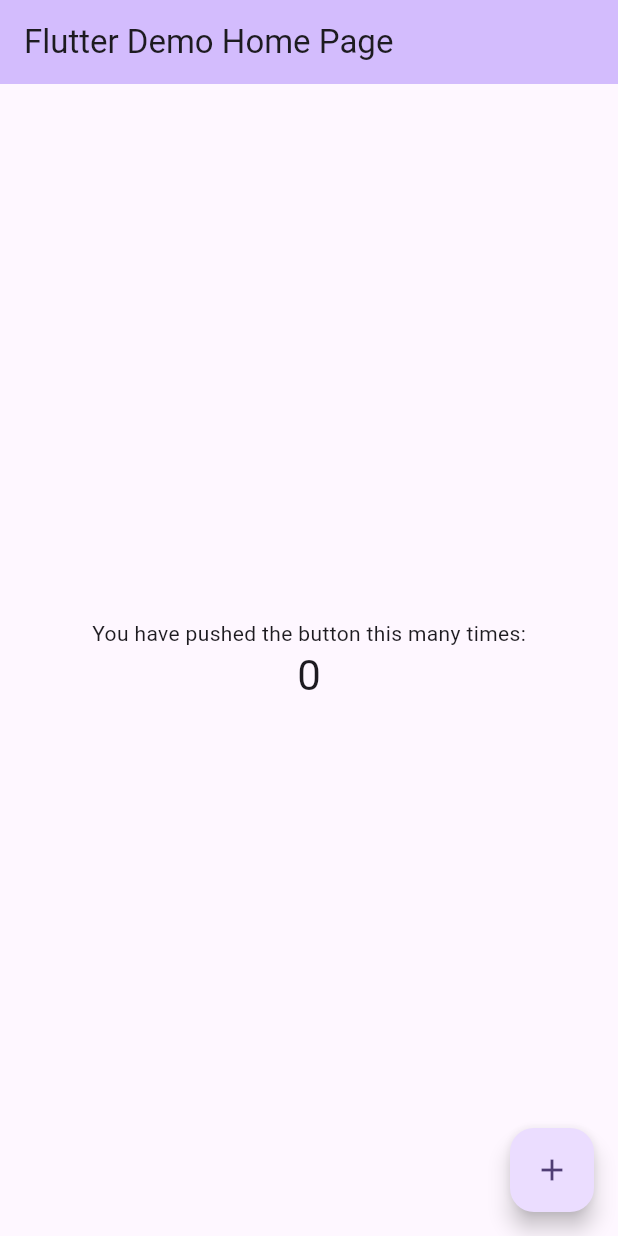
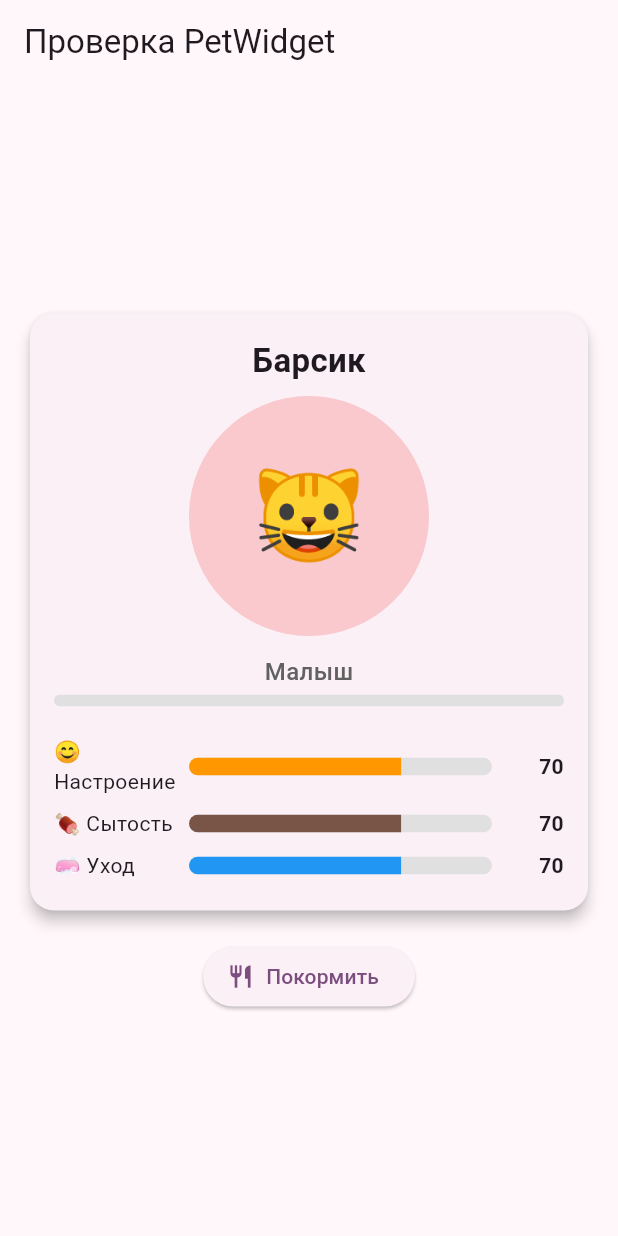
Before and after one commit to ahmadeevadiana5-art/pet_budget_app, a Flutter app: the screen it shows after launch, on a phone screen of 412 x 824 dp. Run offline on Flutter 3.47's test engine with Material 3 defaults, Android fonts, the light colour scheme and no system bars.

Commit message:
PetWidget: отображение питомца

```diff
--- a/lib/main.dart
+++ b/lib/main.dart
@@ -1,4 +1,8 @@
 import 'package:flutter/material.dart';
+import 'game/pet/pet.dart';
+import 'game/pet/pet_manager.dart';
+import 'game/pet/in_memory_pet_storage.dart';
+import 'ui/widgets/pet_widget.dart';
 
 void main() {
   runApp(const MyApp());
@@ -7,115 +11,76 @@ void main() {
 class MyApp extends StatelessWidget {
   const MyApp({super.key});
 
-  // This widget is the root of your application.
   @override
   Widget build(BuildContext context) {
     return MaterialApp(
-      title: 'Flutter Demo',
+      title: 'Pet Budget App',
       theme: ThemeData(
-        // This is the theme of your application.
-        //
-        // TRY THIS: Try running your application with "flutter run". You'll see
-        // the application has a purple toolbar. Then, without quitting the app,
-        // try changing the seedColor in the colorScheme below to Colors.green
-        // and then invoke "hot reload" (save your changes or press the "hot
-        // reload" button in a Flutter-supported IDE, or press "r" if you used
-        // the command line to start the app).
-        //
-        // Notice that the counter didn't reset back to zero; the application
-        // state is not lost during the reload. To reset the state, use hot
-        // restart instead.
-        //
-        // This works for code too, not just values: Most code changes can be
-        // tested with just a hot reload.
-        colorScheme: .fromSeed(seedColor: Colors.deepPurple),
+        colorScheme: ColorScheme.fromSeed(seedColor: Colors.purple),
+        useMaterial3: true,
       ),
-      home: const MyHomePage(title: 'Flutter Demo Home Page'),
+      home: const HomePage(),
     );
   }
 }
 
-class MyHomePage extends StatefulWidget {
-  const MyHomePage({super.key, required this.title});
-
-  // This widget is the home page of your application. It is stateful, meaning
-  // that it has a State object (defined below) that contains fields that affect
-  // how it looks.
-
-  // This class is the configuration for the state. It holds the values (in this
-  // case the title) provided by the parent (in this case the App widget) and
-  // used by the build method of the State. Fields in a Widget subclass are
-  // always marked "final".
-
-  final String title;
+/// Временный экран для проверки PetWidget.
+/// В финале его заменит настоящий HomeScreen (Маша).
+class HomePage extends StatefulWidget {
+  const HomePage({super.key});
 
   @override
-  State<MyHomePage> createState() => _MyHomePageState();
+  State<HomePage> createState() => _HomePageState();
 }
 
-class _MyHomePageState extends State<MyHomePage> {
-  int _counter = 0;
+class _HomePageState extends State<HomePage> {
+  late PetManager _manager;
+  Pet? _pet;
 
-  void _incrementCounter() {
-    setState(() {
-      // This call to setState tells the Flutter framework that something has
-      // changed in this State, which causes it to rerun the build method below
-      // so that the display can reflect the updated values. If we changed
-      // _counter without calling setState(), then the build method would not be
-      // called again, and so nothing would appear to happen.
-      _counter++;
-    });
+  @override
+  void initState() {
+    super.initState();
+    _manager = PetManager(storage: InMemoryPetStorage());
+    _createTestPet();
+  }
+
+  Future<void> _createTestPet() async {
+    final pet = await _manager.createPet(
+      id: '1',
+      type: PetType.cat,
+      color: PetColor.red,
+      name: 'Барсик',
+    );
+    setState(() => _pet = pet);
+  }
+
+  Future<void> _feed() async {
+    final pet = await _manager.feed();
+    setState(() => _pet = pet);
   }
 
   @override
   Widget build(BuildContext context) {
-    // This method is rerun every time setState is called, for instance as done
-    // by the _incrementCounter method above.
-    //
-    // The Flutter framework has been optimized to make rerunning build methods
-    // fast, so that you can just rebuild anything that needs updating rather
-    // than having to individually change instances of widgets.
     return Scaffold(
-      appBar: AppBar(
-        // TRY THIS: Try changing the color here to a specific color (to
-        // Colors.amber, perhaps?) and trigger a hot reload to see the AppBar
-        // change color while the other colors stay the same.
-        backgroundColor: Theme.of(context).colorScheme.inversePrimary,
-        // Here we take the value from the MyHomePage object that was created by
-        // the App.build method, and use it to set our appbar title.
-        title: Text(widget.title),
-      ),
+      appBar: AppBar(title: const Text('Проверка PetWidget')),
       body: Center(
-        // Center is a layout widget. It takes a single child and positions it
-        // in the middle of the parent.
+        child: _pet == null
+            ? const CircularProgressIndicator()
+            : SingleChildScrollView(
+                padding: const EdgeInsets.all(16),
                 child: Column(
-          // Column is also a layout widget. It takes a list of children and
-          // arranges them vertically. By default, it sizes itself to fit its
-          // children horizontally, and tries to be as tall as its parent.
-          //
-          // Column has various properties to control how it sizes itself and
-          // how it positions its children. Here we use mainAxisAlignment to
-          // center the children vertically; the main axis here is the vertical
-          // axis because Columns are vertical (the cross axis would be
-          // horizontal).
-          //
-          // TRY THIS: Invoke "debug painting" (choose the "Toggle Debug Paint"
-          // action in the IDE, or press "p" in the console), to see the
-          // wireframe for each widget.
-          mainAxisAlignment: .center,
+                  mainAxisAlignment: MainAxisAlignment.center,
                   children: [
-            const Text('You have pushed the button this many times:'),
-            Text(
-              '$_counter',
-              style: Theme.of(context).textTheme.headlineMedium,
+                    PetWidget(pet: _pet!),
+                    const SizedBox(height: 16),
+                    ElevatedButton.icon(
+                      onPressed: _feed,
+                      icon: const Icon(Icons.restaurant),
+                      label: const Text('Покормить'),
                     ),
                   ],
                 ),
               ),
-      floatingActionButton: FloatingActionButton(
-        onPressed: _incrementCounter,
-        tooltip: 'Increment',
-        child: const Icon(Icons.add),
       ),
     );
   }
--- /dev/null
+++ b/lib/ui/widgets/pet_widget.dart
@@ -0,0 +1,190 @@
+import 'package:flutter/material.dart';
+import '../../game/pet/pet.dart';
+import '../../game/pet/pet_rules.dart';
+
+/// Виджет питомца. Только отображение — никакой логики.
+/// Получает готовый Pet через параметр.
+class PetWidget extends StatelessWidget {
+  final Pet pet;
+
+  const PetWidget({super.key, required this.pet});
+
+  // ---------- ВСПОМОГАТЕЛЬНЫЕ ----------
+
+  /// Эмодзи/символ питомца по типу + цвету + стадии.
+  /// Пока заглушки — на Этапе 8 заменим на картинки.
+  String _petEmoji() {
+    String base;
+    switch (pet.type) {
+      case PetType.cat:
+        base = '🐱';
+        break;
+      case PetType.dog:
+        base = '🐶';
+        break;
+      case PetType.parrot:
+        base = '🦜';
+        break;
+    }
+
+    // Для baby — маленький, для adult — большой.
+    // Пока просто добавляем размер через fontSize.
+    return base;
+  }
+
+  /// Размер эмодзи по стадии роста.
+  double _emojiSize() {
+    switch (pet.growthStage) {
+      case GrowthStage.baby:
+        return 60;
+      case GrowthStage.teen:
+        return 90;
+      case GrowthStage.adult:
+        return 120;
+    }
+  }
+
+  /// Цвет питомца — для фона/подложки.
+  Color _petColor() {
+    switch (pet.color) {
+      case PetColor.black:
+        return Colors.grey.shade800;
+      case PetColor.white:
+        return Colors.grey.shade200;
+      case PetColor.red:
+        return Colors.red.shade400;
+    }
+  }
+
+  /// Название стадии роста.
+  String _stageLabel() {
+    switch (pet.growthStage) {
+      case GrowthStage.baby:
+        return 'Малыш';
+      case GrowthStage.teen:
+        return 'Подросток';
+      case GrowthStage.adult:
+        return 'Взрослый';
+    }
+  }
+
+  /// Прогресс роста 0..1 — сколько до следующей стадии.
+  double _growthProgress() {
+    if (pet.growthStage == GrowthStage.adult) return 1.0;
+    // baby: 0..2 (нужно 3), teen: 3..5 (нужно 6)
+    final points = pet.growthPoints;
+    if (pet.growthStage == GrowthStage.baby) {
+      return (points / PetRules.teenThreshold).clamp(0.0, 1.0);
+    }
+    // teen
+    final from = PetRules.teenThreshold;
+    final to = PetRules.adultThreshold;
+    return ((points - from) / (to - from)).clamp(0.0, 1.0);
+  }
+
+  /// Полоска состояния (mood/satiety/care).
+  Widget _statBar(String label, int value, Color color) {
+    return Padding(
+      padding: const EdgeInsets.symmetric(vertical: 4),
+      child: Row(
+        children: [
+          SizedBox(
+            width: 90,
+            child: Text(label, style: const TextStyle(fontSize: 14)),
+          ),
+          Expanded(
+            child: ClipRRect(
+              borderRadius: BorderRadius.circular(6),
+              child: LinearProgressIndicator(
+                value: value / 100,
+                minHeight: 12,
+                backgroundColor: Colors.grey.shade300,
+                valueColor: AlwaysStoppedAnimation<Color>(color),
+              ),
+            ),
+          ),
+          const SizedBox(width: 8),
+          SizedBox(
+            width: 40,
+            child: Text(
+              '$value',
+              textAlign: TextAlign.right,
+              style: const TextStyle(fontSize: 14, fontWeight: FontWeight.bold),
+            ),
+          ),
+        ],
+      ),
+    );
+  }
+
+  // ---------- BUILD ----------
+
+  @override
+  Widget build(BuildContext context) {
+    return Card(
+      elevation: 4,
+      shape: RoundedRectangleBorder(borderRadius: BorderRadius.circular(16)),
+      child: Padding(
+        padding: const EdgeInsets.all(16),
+        child: Column(
+          mainAxisSize: MainAxisSize.min,
+          children: [
+            // Имя питомца
+            Text(
+              pet.name,
+              style: const TextStyle(
+                fontSize: 22,
+                fontWeight: FontWeight.bold,
+              ),
+            ),
+            const SizedBox(height: 8),
+
+            // Кружок с эмодзи на цветном фоне
+            Container(
+              width: 160,
+              height: 160,
+              decoration: BoxDecoration(
+                color: _petColor().withOpacity(0.25),
+                shape: BoxShape.circle,
+              ),
+              alignment: Alignment.center,
+              child: Text(
+                _petEmoji(),
+                style: TextStyle(fontSize: _emojiSize()),
+              ),
+            ),
+            const SizedBox(height: 12),
+
+            // Стадия роста
+            Text(
+              _stageLabel(),
+              style: TextStyle(
+                fontSize: 16,
+                color: Colors.grey.shade700,
+                fontWeight: FontWeight.w500,
+              ),
+            ),
+            const SizedBox(height: 4),
+
+            // Прогресс роста
+            ClipRRect(
+              borderRadius: BorderRadius.circular(6),
+              child: LinearProgressIndicator(
+                value: _growthProgress(),
+                minHeight: 8,
+                backgroundColor: Colors.grey.shade300,
+                valueColor: AlwaysStoppedAnimation<Color>(Colors.green.shade400),
+              ),
+            ),
+            const SizedBox(height: 16),
+
+            // Полоски состояния
+            _statBar('😊 Настроение', pet.mood, Colors.orange),
+            _statBar('🍖 Сытость', pet.satiety, Colors.brown),
+            _statBar('🧼 Уход', pet.care, Colors.blue),
+          ],
+        ),
+      ),
+    );
+  }
+}
```
Lines whose indentation alone changed are shown as unchanged.
